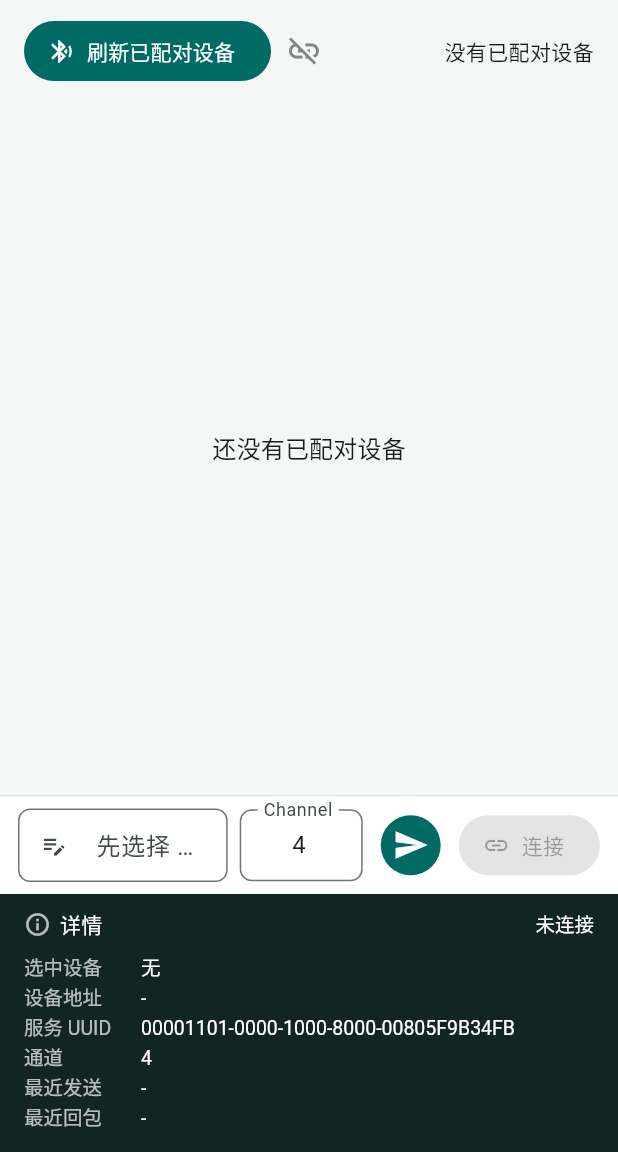
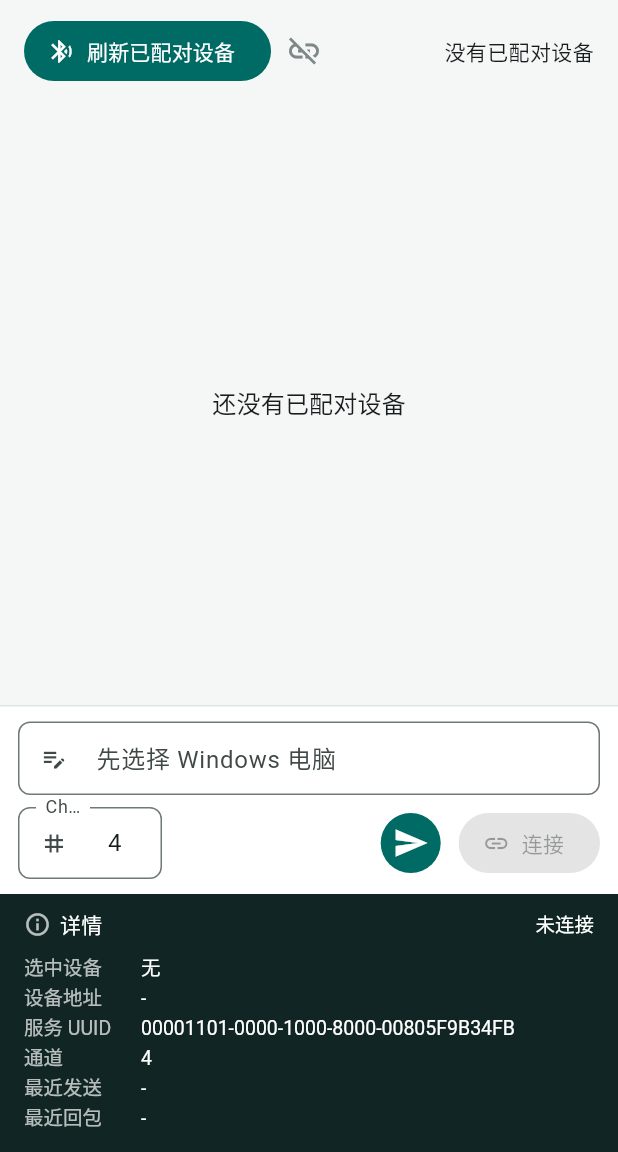
Before and after one commit to Goblin-Master/Bluetooth, a Flutter app: the screen it shows after launch, on a phone screen of 412 x 824 dp, the part 84-1236 px from its top. Run offline on Flutter 3.47's test engine with Material 3 defaults, Android fonts, the phone set to English and light mode, and no system bars.

```diff
--- a/bluetooth_client/lib/main.dart
+++ b/bluetooth_client/lib/main.dart
@@ -529,36 +529,35 @@ class _MessageBar extends StatelessWidget {
   Widget build(BuildContext context) {
     final selected = controller.selectedDevice;
     return Container(
-      padding: const EdgeInsets.fromLTRB(12, 8, 12, 8),
+      padding: const EdgeInsets.fromLTRB(12, 10, 12, 10),
       decoration: const BoxDecoration(
         color: Colors.white,
         border: Border(top: BorderSide(color: Color(0xFFE0E6E6))),
       ),
-      child: Row(
+      child: Column(
+        mainAxisSize: MainAxisSize.min,
         children: [
-          Expanded(
-            child: TextField(
+          TextField(
             key: const ValueKey('message-input'),
             controller: messageController,
             minLines: 1,
             maxLines: 1,
             textInputAction: TextInputAction.send,
-              onSubmitted: controller.isConnected
-                  ? controller.sendMessage
-                  : null,
+            onSubmitted: controller.isConnected ? controller.sendMessage : null,
             decoration: InputDecoration(
               isDense: true,
               prefixIcon: const Icon(Icons.edit_note),
-                hintText: selected == null ? '先选择 Windows 电脑' : '输入消息',
+              hintText: selected == null ? '先选择 Windows 电脑' : '输入要发送的消息',
               border: const OutlineInputBorder(
                 borderRadius: BorderRadius.all(Radius.circular(8)),
               ),
             ),
           ),
-          ),
-          const SizedBox(width: 8),
+          const SizedBox(height: 8),
+          Row(
+            children: [
               SizedBox(
-            width: 82,
+                width: 96,
                 child: TextField(
                   key: const ValueKey('channel-input'),
                   controller: channelController,
@@ -571,6 +570,7 @@ class _MessageBar extends StatelessWidget {
                     counterText: '',
                     isDense: true,
                     labelText: 'Channel',
+                    prefixIcon: Icon(Icons.tag, size: 18),
                     border: OutlineInputBorder(
                       borderRadius: BorderRadius.all(Radius.circular(8)),
                     ),
@@ -578,7 +578,7 @@ class _MessageBar extends StatelessWidget {
                   onChanged: controller.setRfcommChannelFromInput,
                 ),
               ),
-          const SizedBox(width: 8),
+              const Spacer(),
               IconButton.filled(
                 tooltip: controller.isConnected ? '发送' : '请先连接',
                 onPressed: controller.isBusy
@@ -593,8 +593,12 @@ class _MessageBar extends StatelessWidget {
                     : controller.isConnected
                     ? controller.disconnect
                     : controller.connectSelected,
-            icon: Icon(controller.isConnected ? Icons.link_off : Icons.link),
+                icon: Icon(
+                  controller.isConnected ? Icons.link_off : Icons.link,
+                ),
                 label: Text(controller.isConnected ? '断开' : '连接'),
+              ),
+            ],
           ),
         ],
       ),
@@ -613,17 +617,23 @@ class _DetailsPanel extends StatelessWidget {
     final sent = controller.lastSentMessage;
     return Container(
       width: double.infinity,
+      constraints: const BoxConstraints(maxHeight: 260),
       padding: const EdgeInsets.fromLTRB(16, 10, 16, 14),
       decoration: const BoxDecoration(color: Color(0xFF112624)),
       child: DefaultTextStyle(
         style: const TextStyle(color: Colors.white, fontSize: 13, height: 1.35),
+        child: SingleChildScrollView(
           child: Column(
             crossAxisAlignment: CrossAxisAlignment.start,
             mainAxisSize: MainAxisSize.min,
             children: [
               Row(
                 children: [
-                const Icon(Icons.info_outline, color: Colors.white70, size: 18),
+                  const Icon(
+                    Icons.info_outline,
+                    color: Colors.white70,
+                    size: 18,
+                  ),
                   const SizedBox(width: 6),
                   Text(
                     '详情',
@@ -658,6 +668,7 @@ class _DetailsPanel extends StatelessWidget {
             ],
           ),
         ),
+      ),
     );
   }
 }
@@ -679,9 +690,7 @@ class _DetailLine extends StatelessWidget {
             width: 78,
             child: Text(label, style: const TextStyle(color: Colors.white70)),
           ),
-          Expanded(
-            child: Text(value, maxLines: 2, overflow: TextOverflow.ellipsis),
-          ),
+          Expanded(child: SelectableText(value)),
         ],
       ),
     );
```
Also changed, not shown: 2 other files. Lines whose indentation alone changed are shown as unchanged.
